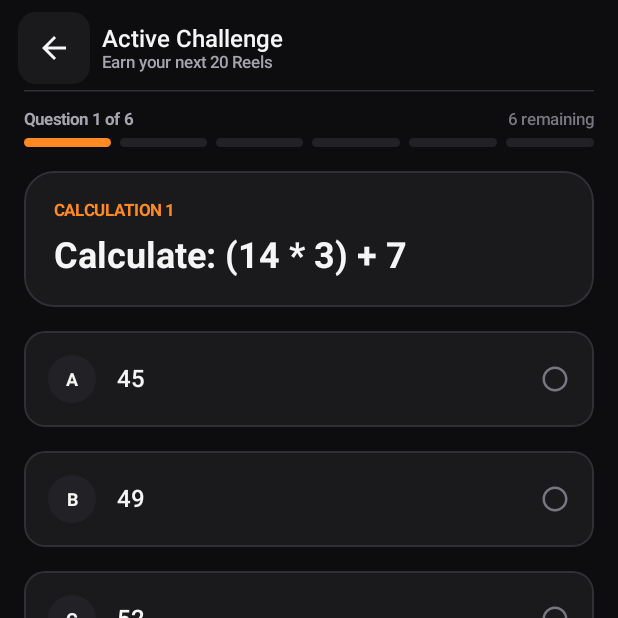
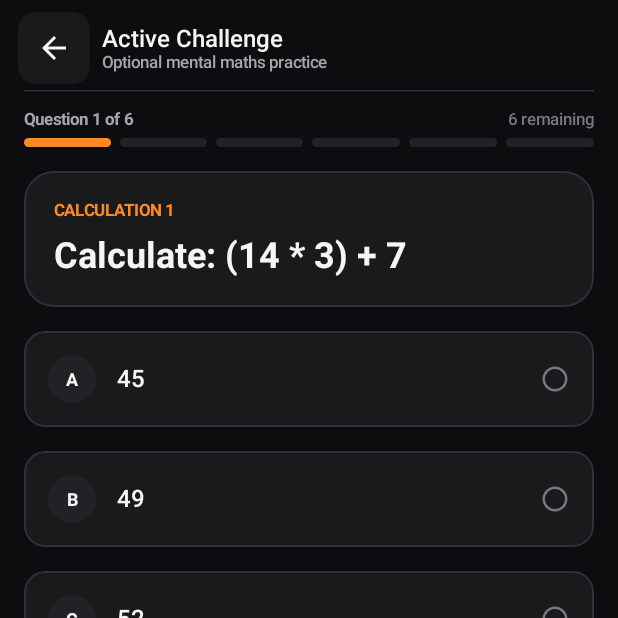
Before and after one commit to NIKHILSINGLAT/ScrollBattle, an Android app built with Jetpack Compose: the composable MathsChallengeScreen shown on its own in the app's theme, on a phone screen of 412 x 824 dp, the top half of it. Run offline under Robolectric (Android 15) with nearby library versions, the phone set to English and light mode, and no system bars; our stand-ins replace Navigation 3.

Commit message:
ui: remove obsolete bonus Reel promise from challenge header

```diff
--- a/app/src/main/java/com/scrollbattle/ui/screens/MathsChallengeScreen.kt
+++ b/app/src/main/java/com/scrollbattle/ui/screens/MathsChallengeScreen.kt
@@ -33,7 +33,7 @@ fun MathsChallengeScreen(
         topBar = {
             ScrollBattleTopBar(
                 title = "Active Challenge",
-                subtitle = "Earn your next 20 Reels",
+                subtitle = "Optional mental maths practice",
                 canNavigateBack = true,
                 onNavigateBack = onNavigateBack
             )
```
